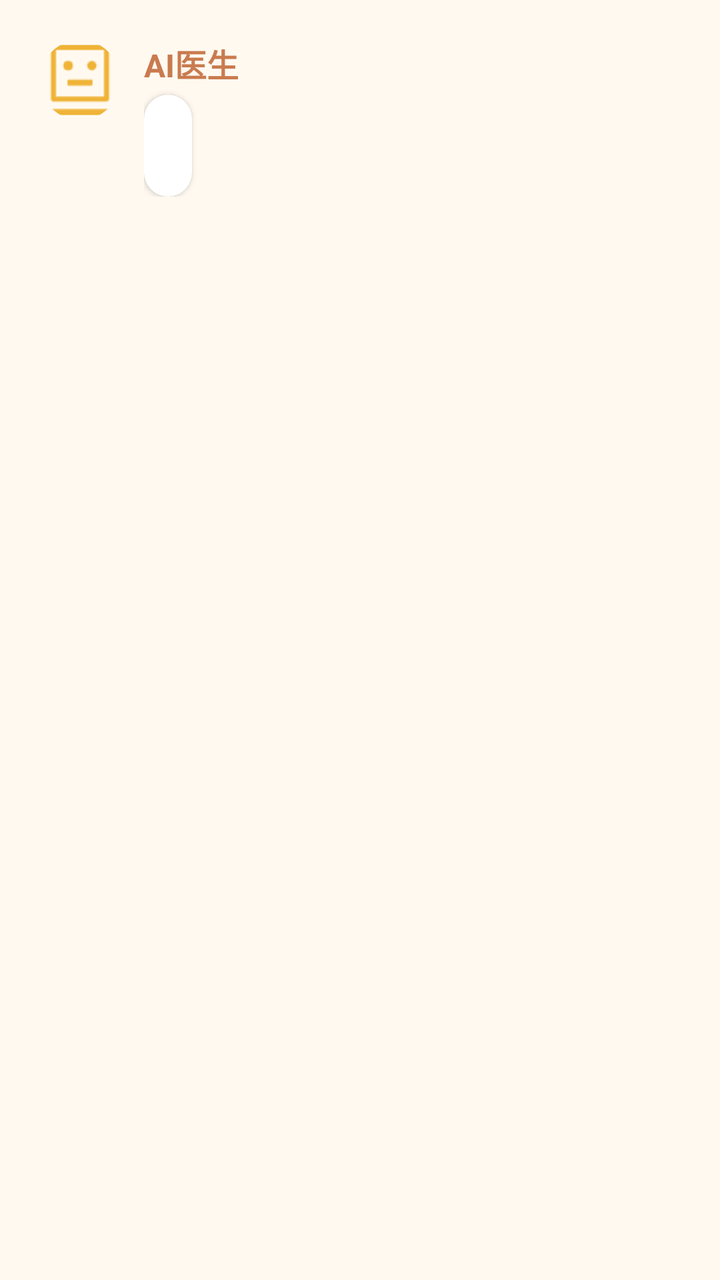
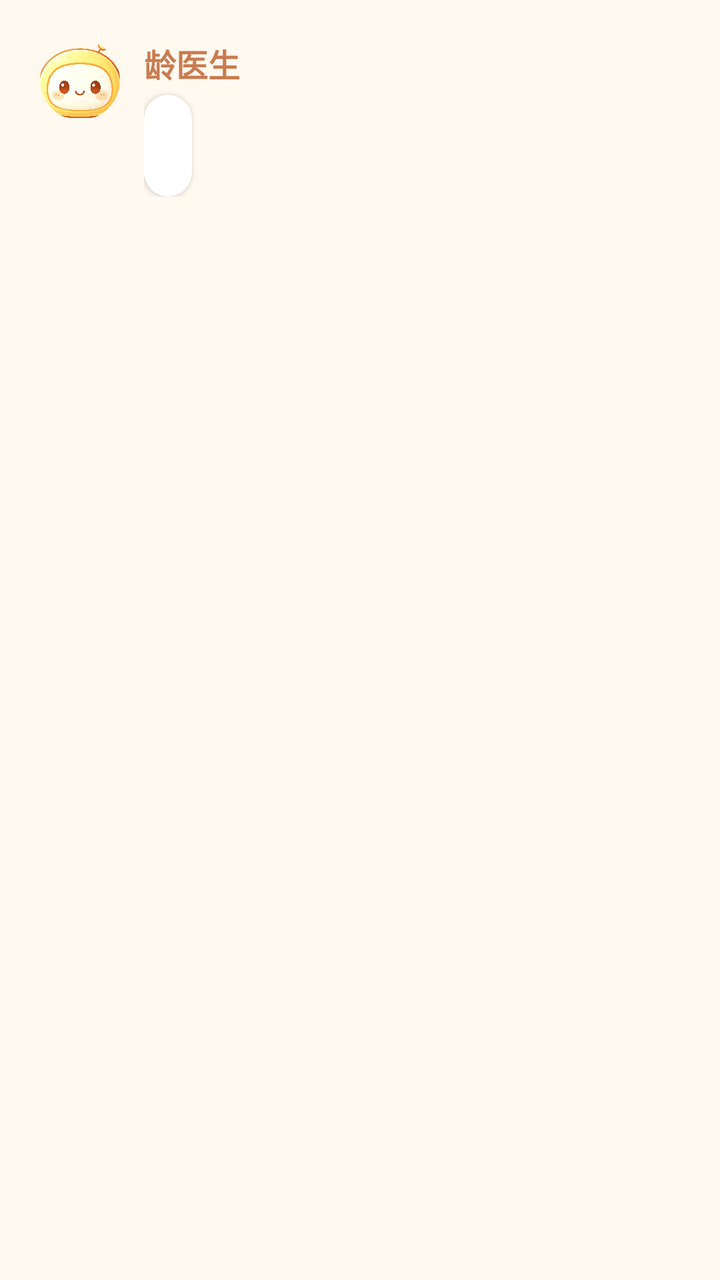

An Android layout rendered at two revisions. The XML below is the earlier revision; the diff shows what the commit changed to produce the second picture.
<!-- AndroidManifest.xml: application theme Theme.YinFuApp -->
<!-- res/layout/item_chat_message.xml -->
<?xml version="1.0" encoding="utf-8"?>
<LinearLayout
    xmlns:android="http://schemas.android.com/apk/res/android"
    xmlns:app="http://schemas.android.com/apk/res-auto"
    android:layout_width="match_parent"
    android:layout_height="wrap_content"
    android:orientation="horizontal"
    android:padding="@dimen/spacing_md"
    android:layout_marginBottom="@dimen/spacing_sm">

    <com.google.android.material.imageview.ShapeableImageView
        android:id="@+id/avatar"
        android:layout_width="40dp"
        android:layout_height="40dp"
        android:src="@drawable/robot"
        android:scaleType="centerCrop"
        app:shapeAppearanceOverlay="@style/CircleImageStyle"
        android:contentDescription="AI"/>

    <LinearLayout
        android:layout_width="0dp"
        android:layout_height="wrap_content"
        android:layout_weight="1"
        android:orientation="vertical"
        android:layout_marginStart="@dimen/spacing_sm">

        <TextView
            android:id="@+id/sender_name"
            android:layout_width="wrap_content"
            android:layout_height="wrap_content"
            android:text="AI医生"
            android:textSize="@dimen/font_size_xs"
            android:textColor="@color/primary"
            android:textStyle="bold"/>

        <com.google.android.material.card.MaterialCardView
            android:layout_width="wrap_content"
            android:layout_height="wrap_content"
            android:layout_marginTop="4dp"
            app:cardBackgroundColor="@color/card_background"
            app:cardCornerRadius="16dp"
            app:cardElevation="2dp"
            app:contentPadding="12dp">

            <TextView
                android:id="@+id/message_content"
                android:layout_width="wrap_content"
                android:layout_height="wrap_content"
                android:maxWidth="260dp"
                android:textSize="@dimen/font_size_md"
                android:textColor="@color/text_primary"
                android:lineSpacingExtra="2dp"/>

        </com.google.android.material.card.MaterialCardView>

    </LinearLayout>

</LinearLayout>
<!-- resources referenced by this layout -->
<resources>
  <color name="card_background">#FFFFFF</color>
  <color name="primary">#C97B4F</color>
  <color name="text_primary">#2D261E</color>
  <dimen name="font_size_md">20sp</dimen>
  <dimen name="font_size_xs">16sp</dimen>
  <dimen name="spacing_md">20dp</dimen>
  <dimen name="spacing_sm">12dp</dimen>
  <!-- drawable robot: png bitmap (drawable, 892 bytes) -->
  <style name="CircleImageStyle" parent="">
          <item name="cornerFamily">rounded</item>
          <item name="cornerSize">50%</item>
      </style>
  <style name="Theme.YinFuApp" parent="Theme.MaterialComponents.DayNight.NoActionBar">
          <item name="colorPrimary">@color/primary</item>
          <item name="colorPrimaryDark">@color/primary_dark</item>
          <item name="colorAccent">@color/accent</item>
          <item name="android:windowBackground">@color/bg_page</item>
          <item name="android:statusBarColor">@android:color/transparent</item>
          <item name="android:navigationBarColor">@android:color/transparent</item>
          <item name="android:windowLightStatusBar">false</item>
          <item name="android:windowSoftInputMode">adjustPan</item>
      </style>
  <color name="primary_dark">#B96B3F</color>
  <color name="accent">#B5544B</color>
  <color name="bg_page">#FFF9F0</color>
</resources>

<!-- the commit's change to res/layout/item_chat_message.xml (unified diff, before → after) -->
@@ -28,10 +28,10 @@
             android:id="@+id/sender_name"
             android:layout_width="wrap_content"
             android:layout_height="wrap_content"
-            android:text="AI医生"
+            android:text="龄医生"
+            android:textColor="@color/primary"
             android:textSize="@dimen/font_size_xs"
-            android:textColor="@color/primary"
-            android:textStyle="bold"/>
+            android:textStyle="bold" />
 
         <com.google.android.material.card.MaterialCardView
             android:layout_width="wrap_content"
<!-- resource entries referenced after the edit -->
@@ -7,7 +7,7 @@
   <dimen name="font_size_xs">16sp</dimen>
   <dimen name="spacing_md">20dp</dimen>
   <dimen name="spacing_sm">12dp</dimen>
-  <!-- drawable robot: png bitmap (drawable, 892 bytes) -->
+  <!-- drawable robot: png bitmap (drawable, 873323 bytes) -->
   <style name="CircleImageStyle" parent="">
           <item name="cornerFamily">rounded</item>
           <item name="cornerSize">50%</item>
